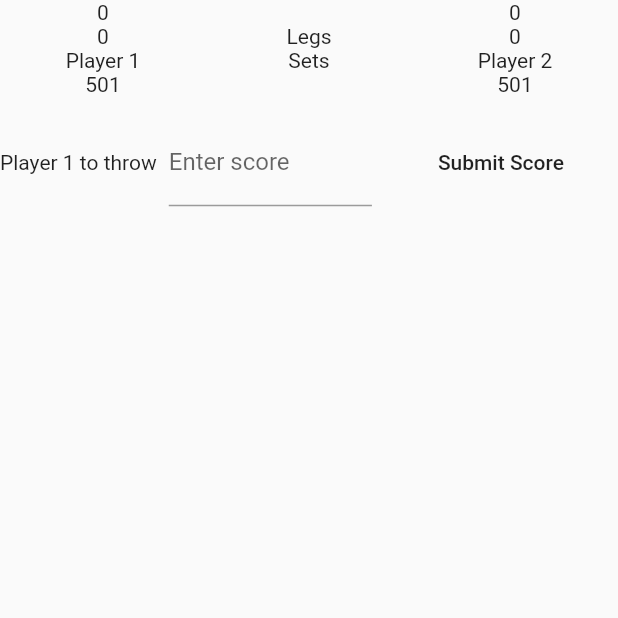
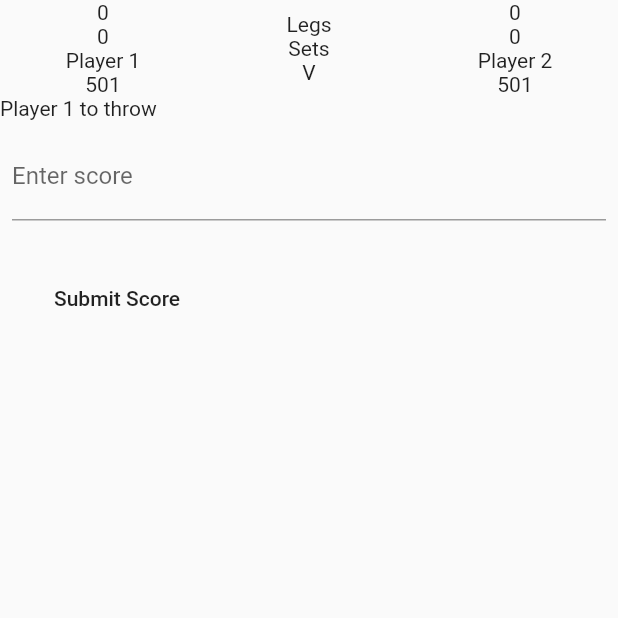
Before and after one commit to waspyfaeleith/flutter_dart_scorer, a Flutter app: the screen it shows after launch, after a tap on "Start Match", on a phone screen of 412 x 824 dp, the top half of it. Run offline on Flutter 3.47's test engine with Material 2 defaults, Android fonts, the phone set to English and light mode, and no system bars.

Commit message:
layout looking a bit better

```diff
--- a/lib/game_screen.dart
+++ b/lib/game_screen.dart
@@ -85,7 +85,8 @@ class _GameScreenState extends State<GameScreen> {
                     Column(
                       children: [
                         Text("Legs"),
-                        Text("Sets")
+                        Text("Sets"),
+                        Text("V"),
                       ],
                     ),
                     ),
@@ -103,7 +104,15 @@ class _GameScreenState extends State<GameScreen> {
                 ),
               Row(
                 children: [
-                  Text(match.message),
+                  Center(
+                    child: Expanded(
+                        child: Text(match.message)
+                    ),
+                  ),
+                ]
+              ),
+              Row(
+                children: [
                   Expanded(
                     child: Padding(
                       padding: const EdgeInsets.all(8.0),
@@ -115,7 +124,12 @@ class _GameScreenState extends State<GameScreen> {
                       ),
                     ),
                   ),
-                  Container(
+                ],
+              ),
+              Row(
+                children: [
+                  Center(
+                    child: Container(
                         margin: EdgeInsets.all(20),
                         child: MaterialButton(
                           child: Text('Submit Score'),
@@ -124,8 +138,9 @@ class _GameScreenState extends State<GameScreen> {
                           },
                         )
                     ),
+                  ),
                 ],
-              ),
+              )
             ],
         ),
       ),
```
Lines whose indentation alone changed are shown as unchanged.
